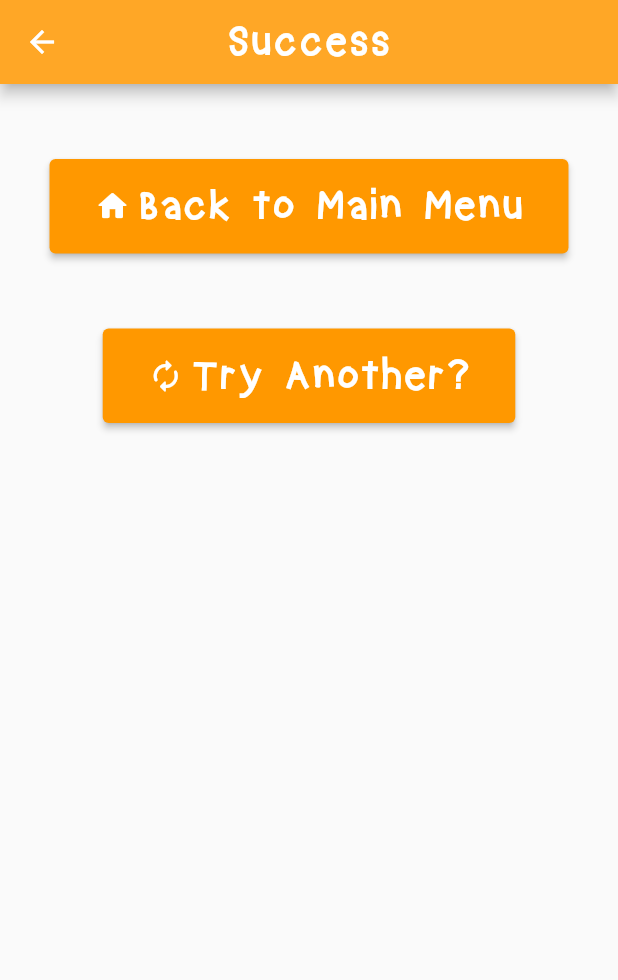
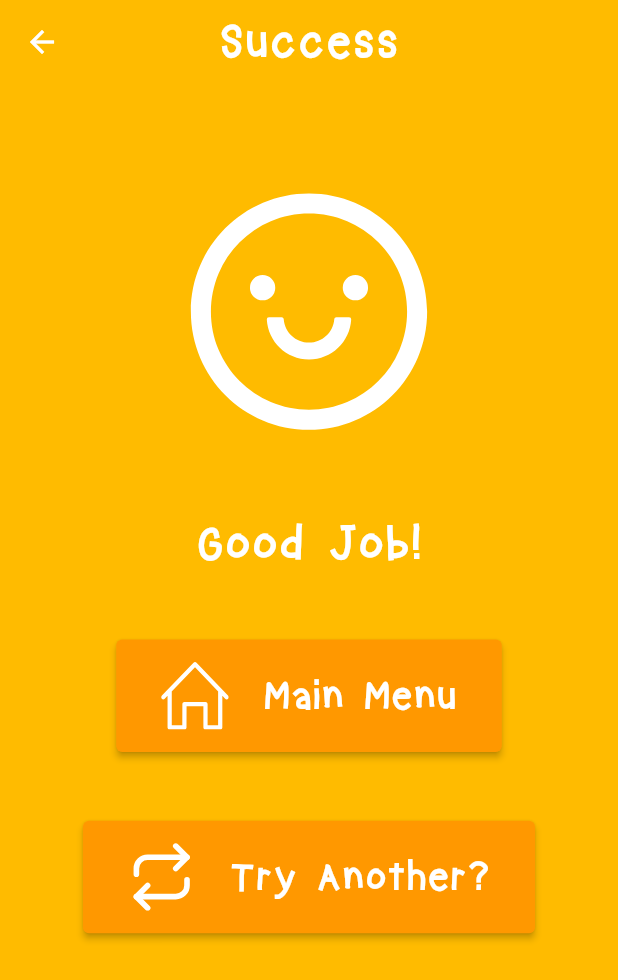
Before and after one commit to hongyu1738/plum_test, a Flutter app: the VocabularyResultSuccess screen opened by its route, on a phone screen of 412 x 824 dp. Shown: the top 980 px of the screen. Run offline on Flutter 3.47's test engine with Material 2 defaults, Android fonts, the phone set to English and light mode, and no system bars; our stand-ins replace animate_do, animated_background, audioplayers, cloud_firestore, firebase_core, firebase_storage and 11 more; missing offline and left inert: tflite; accounts and stored records are empty.

Commit message:
Modified UI design for Application
- Modified UI design for Home, Settings, Revision, Learn and model bottom sheet for Games
- Changed UI design Vocabulary Games and success page for Vocabulary Games
- Change height and width to be based on MediaQuery
- Added default volume and rate for tts, bg and sfx
- Added dependency for future use of popover

```diff
--- a/lib/layout/camera_speech.dart
+++ b/lib/layout/camera_speech.dart
@@ -24,7 +24,7 @@ class _CameraSpeechState extends State<CameraSpeech> {
       child: IconButton(
         onPressed: getSpeech,
         icon: Icon(Icons.volume_up_rounded),
-        color: Colors.grey[800],
+        color: Colors.white,
         iconSize: 38,
         tooltip: "Press for pronounciation",
       ),
--- a/lib/layout/vocabulary_result_success.dart
+++ b/lib/layout/vocabulary_result_success.dart
@@ -1,6 +1,6 @@
 import 'package:flutter/material.dart';
-import 'package:google_fonts/google_fonts.dart';
 import 'package:animate_do/animate_do.dart';
+import 'package:flutter_icons/flutter_icons.dart';
 
 class VocabularyResultSuccess extends StatelessWidget {
   const VocabularyResultSuccess({ Key key }) : super(key: key);
@@ -8,13 +8,14 @@ class VocabularyResultSuccess extends StatelessWidget {
   @override
   Widget build(BuildContext context) {
     return Scaffold(
+      backgroundColor: hexColors('#ffbb00'),
       appBar: AppBar(
-        backgroundColor: Colors.orange[400],
+        backgroundColor: Colors.transparent,
+        elevation: 0,
         centerTitle: true,
         title: Text('Success',
         style: TextStyle(
-          fontSize: 30,
-          fontWeight: FontWeight.w400,
+          fontSize: 33,
           letterSpacing: .5,
         )),
       ),
@@ -22,43 +23,69 @@ class VocabularyResultSuccess extends StatelessWidget {
       body: Center(
         child: Column(
           children: [
-            SizedBox(height: 50),
+            SizedBox(height: MediaQuery.of(context).size.height * (3/40)),
+
+            Icon(AntDesign.smileo, color: Colors.white, size: 180),
+
+            SizedBox(height: MediaQuery.of(context).size.height * (1/18)),
+
+            Text('Good Job!', style: TextStyle(fontSize: 34, color: Colors.white)),
+
+            SizedBox(height: MediaQuery.of(context).size.height * (1/18)),
 
             BounceInDown(
-              child: ElevatedButton.icon(
+              child: ElevatedButton(
                 onPressed: (){
                   Navigator.of(context).popUntil((route) => route.isFirst);
                 },
-                icon: Icon(Icons.home_rounded),
-                label: Text('Back to Main Menu',
-                style: TextStyle(fontFamily: 'CrayonKids', fontSize: 30)),
+
+                child: Row(
+                  mainAxisAlignment: MainAxisAlignment.spaceEvenly,
+                  mainAxisSize: MainAxisSize.min,
+                  children: [
+                    Icon(SimpleLineIcons.home, color: Colors.white, size: 45),
+                    SizedBox(width: MediaQuery.of(context).size.width * (1/18)),
+                    Text('Main Menu',
+                      style: TextStyle(fontFamily: 'CrayonKids', fontSize: 28)
+                    ),
+                  ],
+                ),
+
                 style: ElevatedButton.styleFrom(
                   primary: Colors.orange,
                   padding: EdgeInsets.symmetric(horizontal: 30, vertical: 15),
-                  textStyle: GoogleFonts.ibmPlexSans(
-                    fontSize: 24,
-                    fontWeight: FontWeight.w500,
+                  textStyle: TextStyle(
+                    fontFamily: 'CrayonKids',
                   ),
                 )
               ),
             ),
 
-            SizedBox(height: 50),
+            SizedBox(height: MediaQuery.of(context).size.height * (1/18)),
 
             BounceInDown(
-              child: ElevatedButton.icon(
+              child: ElevatedButton(
                 onPressed: (){
                   Navigator.of(context).pushReplacementNamed('/vocabularyQuiz');
                 },
-                icon: Icon(Icons.autorenew_rounded),
-                label: Text('Try Another?',
-                style: TextStyle(fontFamily: 'CrayonKids', fontSize: 30)),
+
+                child: Row(
+                  mainAxisAlignment: MainAxisAlignment.spaceEvenly,
+                  mainAxisSize: MainAxisSize.min,
+                  children: [
+                    Icon(Feather.repeat, color: Colors.white, size: 45),
+                    SizedBox(width: MediaQuery.of(context).size.width * (1/18)),
+                    Text('Try Another?',
+                      style: TextStyle(fontFamily: 'CrayonKids', fontSize: 28),
+                    ),
+                  ],
+                ),
+
                 style: ElevatedButton.styleFrom(
                   primary: Colors.orange,
                   padding: EdgeInsets.symmetric(horizontal: 30, vertical: 15),
-                  textStyle: GoogleFonts.ibmPlexSans(
-                    fontSize: 24,
-                    fontWeight: FontWeight.w500,
+                  textStyle: TextStyle(
+                    fontFamily: 'CrayonKids',
                   ),
                 )
               ),
@@ -68,4 +95,8 @@ class VocabularyResultSuccess extends StatelessWidget {
       ),
     );
   }
+
+  Color hexColors(String hexColor){
+    return Color(int.parse(hexColor.replaceAll('#', '0xff')));
+  }
 }
--- a/lib/models/image_model.dart
+++ b/lib/models/image_model.dart
@@ -41,16 +41,16 @@ class ImageData with ChangeNotifier {
    bool _dragError = false;
    String _dragErrorMessage = '';
 
-  double _ttsVolume = 0.0;
-  double _ttsRate = 0.0;
+  double _ttsVolume = 0.5;
+  double _ttsRate = 1.0;
   bool _ttsError = false;
   String _ttsErrorMessage = "";
 
-  double _bgVolume = 0.0;
+  double _bgVolume = 0.2;
   bool _bgError = false;
   String _bgErrorMessage = "";
 
-  double _sfxVolume = 0.0;
+  double _sfxVolume = 0.5;
   bool _sfxError = false;
   String _sfxErrorMessage = "";
 
--- a/pubspec.yaml
+++ b/pubspec.yaml
@@ -48,6 +48,7 @@ dependencies:
   fluttertoast: ^8.0.8
   animated_background: ^2.0.0
   flutter_icons: ^1.1.0
+  popover: ^0.2.6+2
 
 dev_dependencies:
   flutter_test:
```
Also changed, not shown: lib/layout/home_view.dart (+71 -25 lines), lib/layout/revision_horizontal.dart (+3 -4 lines), lib/layout/revision_vertical.dart (+16 -4 lines), lib/layout/vocabulary_question.dart (+10 -4 lines), lib/screens/learn/camera.dart (+44 -16 lines), lib/screens/quiz/vocabulary_quiz.dart (+8 -2 lines), lib/screens/revision/revision.dart (+25 -8 lines), lib/screens/settings/settings.dart (+17 -21 lines), pubspec.lock.
